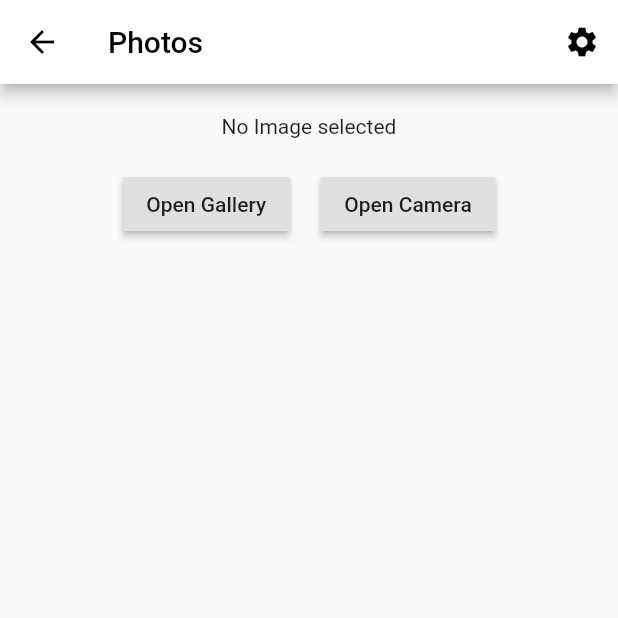
After one commit to adepusai123/learn_flutter_app, a Flutter app: the screen it shows after launch, after a tap on "Access Photos", on a phone screen of 412 x 824 dp, the top half of it. The commit adds this screen. Run offline on Flutter 3.47's test engine with Material 2 defaults, Android fonts, the phone set to English and light mode, and no system bars; our stand-ins replace image_picker, permission_handler.

Commit message:
Camera & Storage permission

```diff
--- /dev/null
+++ b/lib/screens/access_photos/access_photos.dart
@@ -0,0 +1,104 @@
+import 'dart:io';
+import 'package:flutter/material.dart';
+import 'package:image_picker/image_picker.dart';
+import 'package:permission_handler/permission_handler.dart';
+
+class AccessPhotos extends StatelessWidget {
+  @override
+  Widget build(BuildContext context) {
+    return Scaffold(
+      appBar: AppBar(
+        iconTheme: IconThemeData(color: Colors.black),
+        title: Text(
+          'Photos',
+          style: TextStyle(color: Colors.black),
+        ),
+        backgroundColor: Colors.white,
+        actions: <Widget>[
+          IconButton(
+            icon: const Icon(Icons.settings),
+            onPressed: () {},
+          )
+        ],
+      ),
+      body: AccessPermission(),
+    );
+  }
+}
+
+class AccessPermission extends StatefulWidget {
+  @override
+  _AccessPermissionState createState() => _AccessPermissionState();
+}
+
+class _AccessPermissionState extends State<AccessPermission> {
+  File _image;
+
+  Future getImage(bool isCamera) async {
+    File image;
+    checkPermission();
+    if (isCamera) {
+      image = await ImagePicker.pickImage(source: ImageSource.camera);
+    } else {
+      image = await ImagePicker.pickImage(source: ImageSource.gallery);
+    }
+    setState(() {
+      _image = image;
+    });
+  }
+
+  Future checkPermission() async {
+    var cPermission = Permission.camera;
+    var sPermission = Permission.storage;
+    if (await cPermission.status.isUndetermined) {
+      await cPermission.request();
+    }
+    if (await sPermission.status.isUndetermined) {
+      await sPermission.request();
+    }
+  }
+
+  @override
+  Widget build(BuildContext context) {
+    Size size = MediaQuery.of(context).size;
+    return SingleChildScrollView(
+      child: Container(
+        margin: EdgeInsets.all(20),
+        child: Column(
+          mainAxisAlignment: MainAxisAlignment.end,
+          children: <Widget>[
+            _image == null
+                ? Container(
+                    child: Text('No Image selected'),
+                  )
+                : Image.file(_image,
+                    height: size.height * 0.6, width: double.infinity * 0.9),
+            SizedBox(
+              height: 20,
+            ),
+            Row(
+              mainAxisAlignment: MainAxisAlignment.center,
+              children: [
+                RaisedButton(
+                  onPressed: () {
+                    getImage(false);
+                  },
+                  child: Text("Open Gallery"),
+                ),
+                SizedBox(
+                  width: 20,
+                ),
+                RaisedButton(
+                  onPressed: () {
+                    getImage(true);
+                  },
+                  child: Text("Open Camera"),
+                )
+              ],
+            )
+          ],
+        ),
+      ),
+    );
+  }
+}
--- a/lib/screens/form_screens/form_screen.dart
+++ b/lib/screens/form_screens/form_screen.dart
@@ -31,6 +31,7 @@ class _FormScreenState extends State<FormScreen> {
         width: double.infinity,
         child: Form(
           key: _formKey,
+          // ignore: deprecated_member_use
           autovalidate: _autoValidate,
           child: Column(
             children: <Widget>[
--- a/lib/screens/welcome_screen.dart
+++ b/lib/screens/welcome_screen.dart
@@ -1,7 +1,9 @@
 import 'package:flutter/material.dart';
-import 'package:learn_flutter_app/screens/form_screens/form_screen.dart';
-import 'package:learn_flutter_app/screens/photo_album/photo_album_screen.dart';
-import 'package:learn_flutter_app/screens/quiz_screens/quiz_screen.dart';
+import './access_photos/access_photos.dart';
+import '../components/permisson_list.dart';
+import './form_screens/form_screen.dart';
+import './photo_album/photo_album_screen.dart';
+import './quiz_screens/quiz_screen.dart';
 import '../components/rounded_button.dart';
 
 class WelcomeScreen extends StatelessWidget {
@@ -48,6 +50,32 @@ class WelcomeScreen extends StatelessWidget {
             );
           },
         ),
+        RoundButton(
+          btnLabel: 'Permission List',
+          press: () {
+            Navigator.push(
+              context,
+              MaterialPageRoute(
+                builder: (context) {
+                  return PermissionListScreen();
+                },
+              ),
+            );
+          },
+        ),
+        RoundButton(
+          btnLabel: 'Access Photos',
+          press: () {
+            Navigator.push(
+              context,
+              MaterialPageRoute(
+                builder: (context) {
+                  return AccessPhotos();
+                },
+              ),
+            );
+          },
+        )
       ],
     );
   }
--- a/pubspec.yaml
+++ b/pubspec.yaml
@@ -29,6 +29,8 @@ dependencies:
   # Use with the CupertinoIcons class for iOS style icons.
   cupertino_icons: ^1.0.0
   flutter_staggered_grid_view: 0.3.2
+  permission_handler: 5.0.1
+  image_picker: 0.6.7+11
 
 dev_dependencies:
   flutter_launcher_icons: "^0.7.0"
```
Also changed, not shown: lib/components/permisson_list.dart (added, +124 -0 lines), pubspec.lock, 1 other file.
